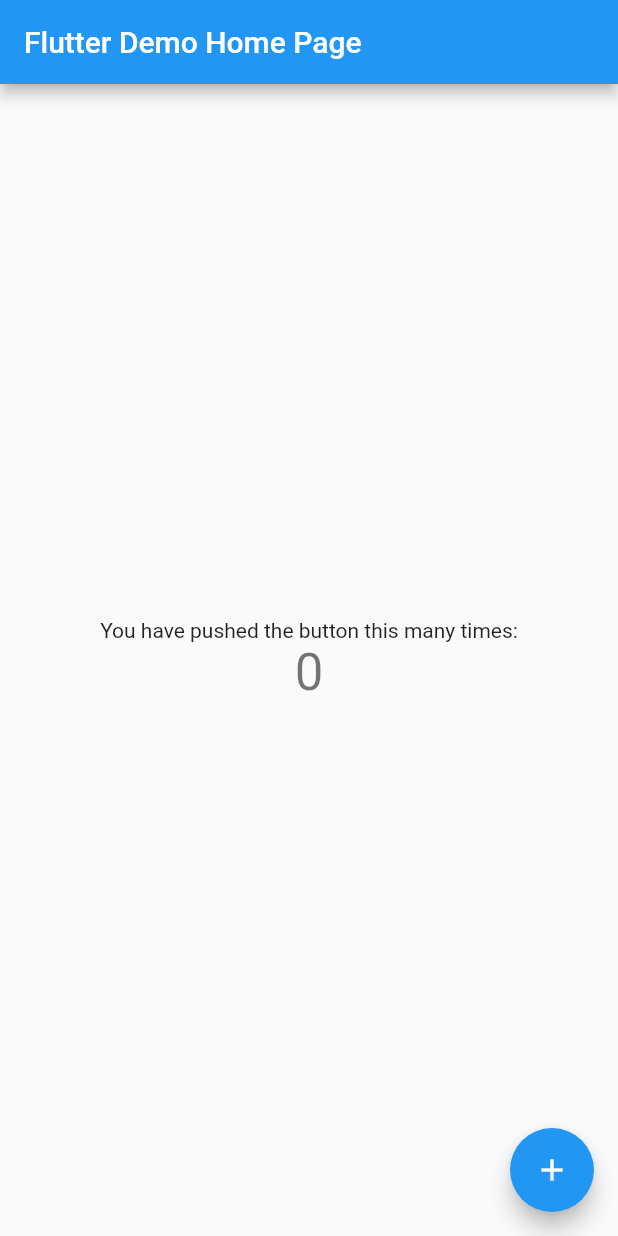
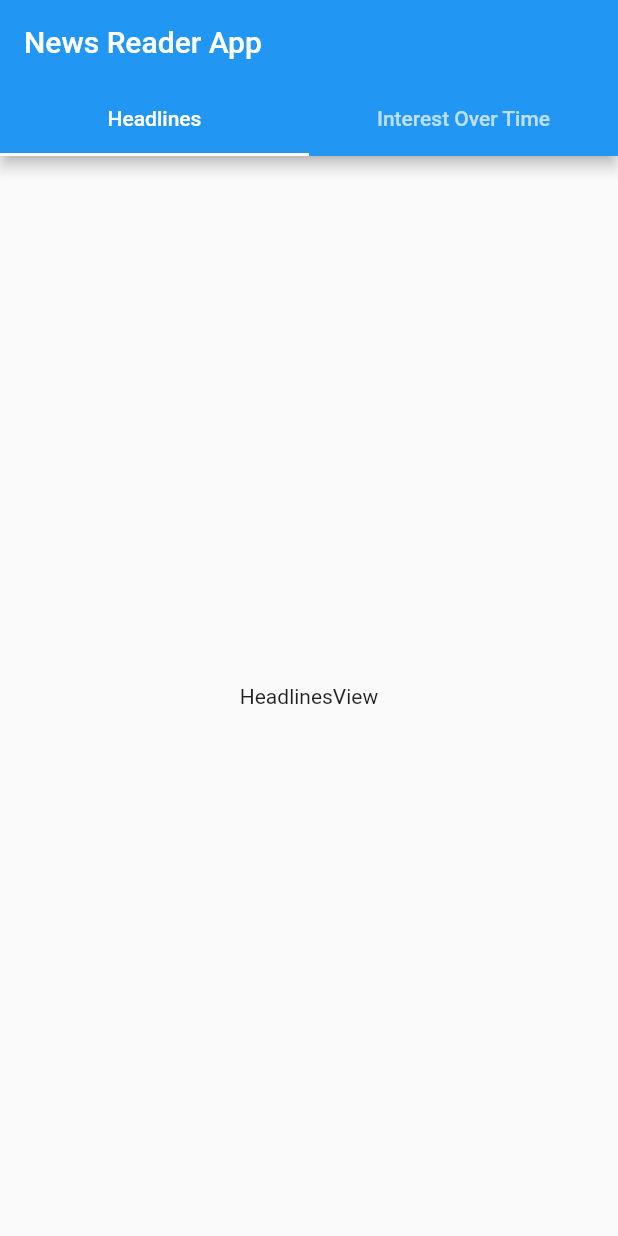
Before and after one commit to yudi43/Feed-Reader-App, a Flutter app: the screen it shows after launch, on a phone screen of 412 x 824 dp. Run offline on Flutter 3.47's test engine with Material 2 defaults, Android fonts, the phone set to English and light mode, and no system bars; network calls fail.

```diff
--- /dev/null
+++ b/lib/data/rest_datasource.dart
@@ -0,0 +1,24 @@
+import 'package:demoapp/utils/networkUtils.dart';
+
+class RestDatasource {
+  static final String apiKey = '0ccb712971d04577b20f6a87ab43d25d';
+  static final BASE_URL = 'newsapi.org';
+  NetworkUtil _netUtil = new NetworkUtil();
+
+  Map<String, String> headers = {
+    "Content-Type": "application/json",
+    "Accept": "application/json",
+    "Authorization": "Bearer 0ccb712971d04577b20f6a87ab43d25d",
+  };
+
+  Future<dynamic> getHeadlines() async {
+    // RIGHT NOW WORKING ONLY FOR TRUMP
+    String endpoint = 'v2/top-headlines';
+    var queryParameters = {
+      'q': 'trump',
+    };
+    var uri = Uri.https(BASE_URL, endpoint, queryParameters);
+    var response = await _netUtil.get(uri, headers: headers);
+    return response;
+  }
+}
--- a/lib/main.dart
+++ b/lib/main.dart
@@ -1,3 +1,4 @@
+import 'package:demoapp/pages/home.dart';
 import 'package:flutter/material.dart';
 
 void main() {
@@ -5,21 +6,11 @@ void main() {
 }
 
 class MyApp extends StatelessWidget {
-  // This widget is the root of your application.
   @override
   Widget build(BuildContext context) {
     return MaterialApp(
       title: 'Flutter Demo',
       theme: ThemeData(
-        // This is the theme of your application.
-        //
-        // Try running your application with "flutter run". You'll see the
-        // application has a blue toolbar. Then, without quitting the app, try
-        // changing the primarySwatch below to Colors.green and then invoke
-        // "hot reload" (press "r" in the console where you ran "flutter run",
-        // or simply save your changes to "hot reload" in a Flutter IDE).
-        // Notice that the counter didn't reset back to zero; the application
-        // is not restarted.
         primarySwatch: Colors.blue,
       ),
       home: MyHomePage(title: 'Flutter Demo Home Page'),
@@ -30,15 +21,6 @@ class MyApp extends StatelessWidget {
 class MyHomePage extends StatefulWidget {
   MyHomePage({Key key, this.title}) : super(key: key);
 
-  // This widget is the home page of your application. It is stateful, meaning
-  // that it has a State object (defined below) that contains fields that affect
-  // how it looks.
-
-  // This class is the configuration for the state. It holds the values (in this
-  // case the title) provided by the parent (in this case the App widget) and
-  // used by the build method of the State. Fields in a Widget subclass are
-  // always marked "final".
-
   final String title;
 
   @override
@@ -46,68 +28,8 @@ class MyHomePage extends StatefulWidget {
 }
 
 class _MyHomePageState extends State<MyHomePage> {
-  int _counter = 0;
-
-  void _incrementCounter() {
-    setState(() {
-      // This call to setState tells the Flutter framework that something has
-      // changed in this State, which causes it to rerun the build method below
-      // so that the display can reflect the updated values. If we changed
-      // _counter without calling setState(), then the build method would not be
-      // called again, and so nothing would appear to happen.
-      _counter++;
-    });
-  }
-
   @override
   Widget build(BuildContext context) {
-    // This method is rerun every time setState is called, for instance as done
-    // by the _incrementCounter method above.
-    //
-    // The Flutter framework has been optimized to make rerunning build methods
-    // fast, so that you can just rebuild anything that needs updating rather
-    // than having to individually change instances of widgets.
-    return Scaffold(
-      appBar: AppBar(
-        // Here we take the value from the MyHomePage object that was created by
-        // the App.build method, and use it to set our appbar title.
-        title: Text(widget.title),
-      ),
-      body: Center(
-        // Center is a layout widget. It takes a single child and positions it
-        // in the middle of the parent.
-        child: Column(
-          // Column is also a layout widget. It takes a list of children and
-          // arranges them vertically. By default, it sizes itself to fit its
-          // children horizontally, and tries to be as tall as its parent.
-          //
-          // Invoke "debug painting" (press "p" in the console, choose the
-          // "Toggle Debug Paint" action from the Flutter Inspector in Android
-          // Studio, or the "Toggle Debug Paint" command in Visual Studio Code)
-          // to see the wireframe for each widget.
-          //
-          // Column has various properties to control how it sizes itself and
-          // how it positions its children. Here we use mainAxisAlignment to
-          // center the children vertically; the main axis here is the vertical
-          // axis because Columns are vertical (the cross axis would be
-          // horizontal).
-          mainAxisAlignment: MainAxisAlignment.center,
-          children: <Widget>[
-            Text(
-              'You have pushed the button this many times:',
-            ),
-            Text(
-              '$_counter',
-              style: Theme.of(context).textTheme.headline4,
-            ),
-          ],
-        ),
-      ),
-      floatingActionButton: FloatingActionButton(
-        onPressed: _incrementCounter,
-        tooltip: 'Increment',
-        child: Icon(Icons.add),
-      ), // This trailing comma makes auto-formatting nicer for build methods.
-    );
+    return Home();
   }
 }
--- /dev/null
+++ b/lib/models/article.dart
@@ -0,0 +1,36 @@
+class Article {
+  String sourceId;
+  String sourceName;
+  String author;
+  String title;
+  String description;
+  String url;
+  String urlToImage;
+  String publishedAt;
+  String content;
+
+  Article({
+    this.sourceId,
+    this.sourceName,
+    this.author,
+    this.title,
+    this.description,
+    this.url,
+    this.urlToImage,
+    this.publishedAt,
+    this.content,
+  });
+
+  factory Article.fromJson(Map<String, dynamic> json) {
+    return Article(
+        sourceId: json['source']['id'],
+        sourceName: json['source']['name'],
+        author: json['author'],
+        title: json['title'],
+        description: json['description'],
+        url: json['url'],
+        urlToImage: json['urlToImage'],
+        publishedAt: json['publishedAt'],
+        content: json['content']);
+  }
+}
--- /dev/null
+++ b/lib/pages/headlines_view.dart
@@ -0,0 +1,36 @@
+import 'package:demoapp/data/rest_datasource.dart';
+import 'package:demoapp/models/article.dart';
+import 'package:flutter/material.dart';
+
+class HeadlinesView extends StatefulWidget {
+  @override
+  _HeadlinesViewState createState() => _HeadlinesViewState();
+}
+
+class _HeadlinesViewState extends State<HeadlinesView> {
+  RestDatasource datasource = RestDatasource();
+
+  @override
+  void initState() {
+    super.initState();
+    getHeadlinesData();
+  }
+
+  getHeadlinesData() async {
+    print("Hitting top-headlines api");
+    var response = await datasource.getHeadlines();
+    List<Article> allArticles = [];
+    response['articles']
+        .forEach((item) => allArticles.add(Article.fromJson(item)));
+    print(allArticles);
+  }
+
+  @override
+  Widget build(BuildContext context) {
+    return Container(
+      child: Center(
+        child: Text("HeadlinesView"),
+      ),
+    );
+  }
+}
--- /dev/null
+++ b/lib/pages/home.dart
@@ -0,0 +1,36 @@
+import 'package:demoapp/pages/headlines_view.dart';
+import 'package:demoapp/pages/interest_over_time.dart';
+import 'package:flutter/material.dart';
+
+class Home extends StatefulWidget {
+  @override
+  _HomeState createState() => _HomeState();
+}
+
+class _HomeState extends State<Home> {
+  @override
+  Widget build(BuildContext context) {
+    return MaterialApp(
+      home: DefaultTabController(
+        length: 2,
+        child: Scaffold(
+          appBar: AppBar(
+            bottom: TabBar(
+              tabs: [
+                Tab(text: "Headlines"),
+                Tab(text: "Interest Over Time"),
+              ],
+            ),
+            title: Text('News Reader App'),
+          ),
+          body: TabBarView(
+            children: [
+              HeadlinesView(),
+              InterestOverTime(),
+            ],
+          ),
+        ),
+      ),
+    );
+  }
+}
--- /dev/null
+++ b/lib/utils/networkUtils.dart
@@ -0,0 +1,25 @@
+import 'dart:convert';
+import 'package:http/http.dart' as http;
+
+class NetworkUtil {
+  // Making this class as a singleton so that we always have a single instance of this class in the app.
+  static NetworkUtil _instance = new NetworkUtil.internal();
+  NetworkUtil.internal();
+  factory NetworkUtil() => _instance;
+
+  final JsonDecoder _decoder = new JsonDecoder();
+
+  Future<dynamic> get(Uri url, {Map<String, String> headers}) {
+    return http.get(url, headers: headers).then((http.Response response) {
+      final String res = response.body;
+      final int statusCode = response.statusCode;
+      if (statusCode < 200 || statusCode > 500 || json == null) {
+        print('This was the reponse after error -> ');
+        print(res);
+        throw new Exception("Error while fetching data from server");
+      }
+      // Return decoded Json
+      return _decoder.convert(res);
+    });
+  }
+}
--- a/pubspec.yaml
+++ b/pubspec.yaml
@@ -21,6 +21,7 @@ environment:
   sdk: ">=2.7.0 <3.0.0"
 
 dependencies:
+  http: ^0.13.1
   flutter:
     sdk: flutter
 
```
Also changed, not shown: lib/bloc/headlinesViewBloc.dart (added, +10 -0 lines), lib/pages/interest_over_time.dart (added, +23 -0 lines), 1 other file.
